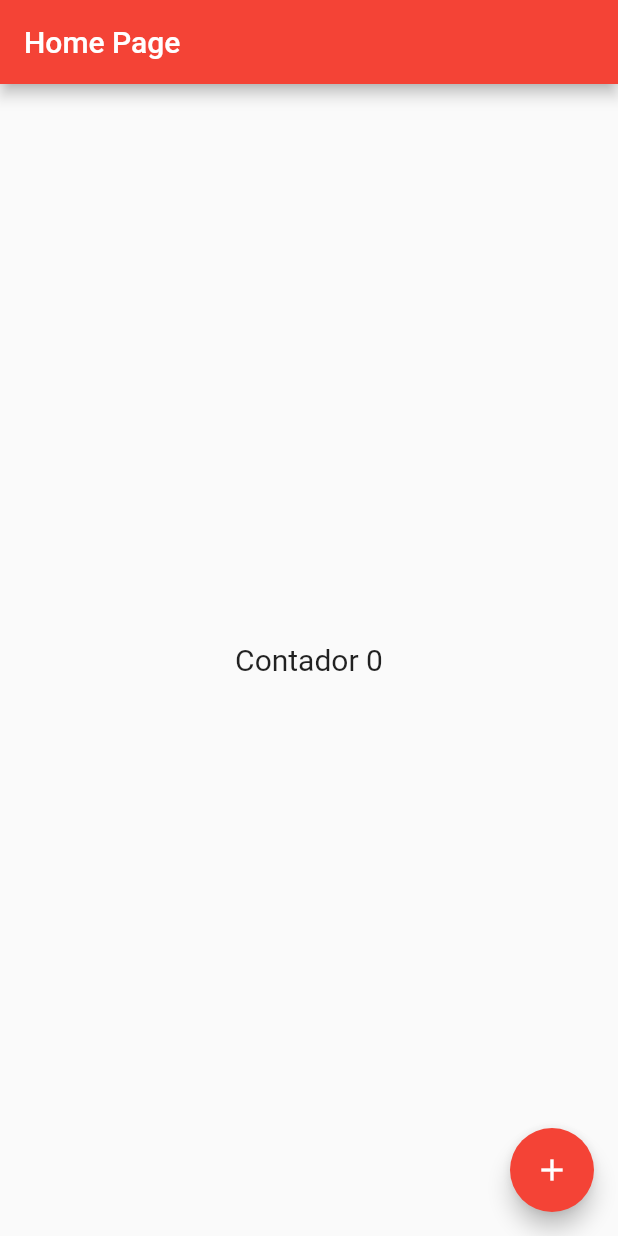
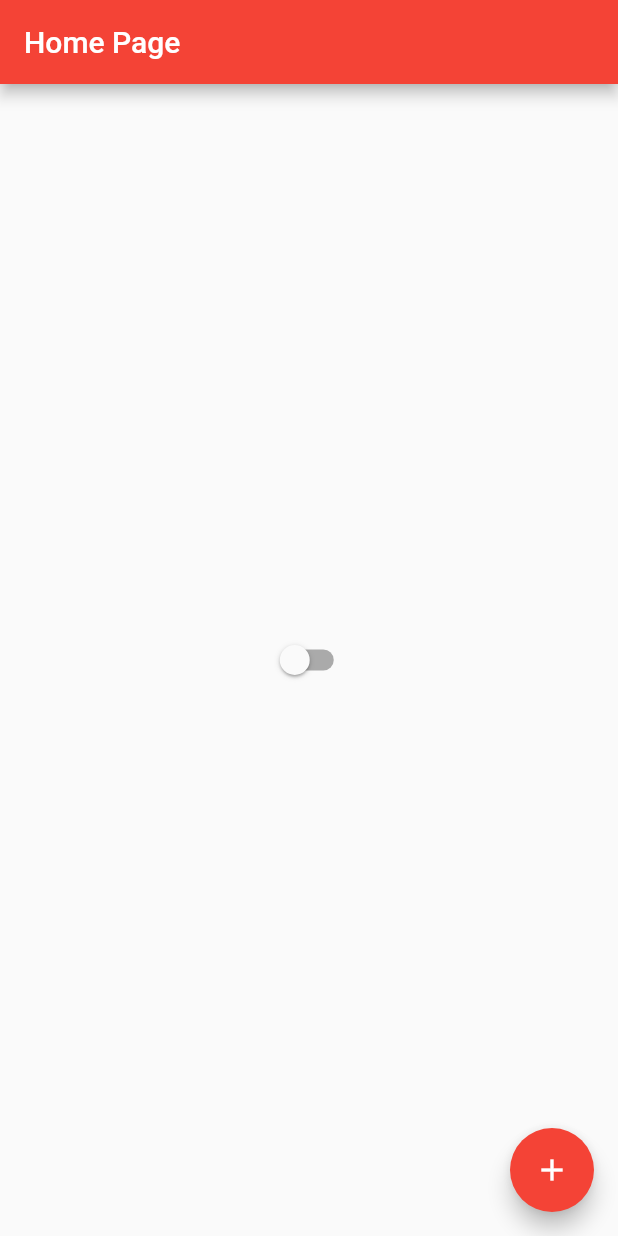
Before and after one commit to elton87/flutterando-study, a Flutter app: the screen it shows after launch, on a phone screen of 412 x 824 dp. Run offline on Flutter 3.47's test engine with Material 2 defaults, Android fonts, the phone set to English and light mode, and no system bars.

Commit message:
ChangNotifier and changeTheme

```diff
--- /dev/null
+++ b/lib/app_controller.dart
@@ -0,0 +1,10 @@
+import 'package:flutter/cupertino.dart';
+
+class AppController extends ChangeNotifier {
+  static AppController instance = AppController();
+  bool isDarkTheme = false;
+  changeTheme() {
+    isDarkTheme = !isDarkTheme;
+    notifyListeners();
+  }
+}
--- a/lib/app_widget.dart
+++ b/lib/app_widget.dart
@@ -1,13 +1,23 @@
 import 'package:flutter/material.dart';
+import 'package:flutterando_study_01/app_controller.dart';
 
 import 'home_page.dart';
 
 class AppWidget extends StatelessWidget {
   @override
   Widget build(BuildContext context) {
-    return MaterialApp(
-      theme: ThemeData(primarySwatch: Colors.red),
-      home: HomePage(),
+    return AnimatedBuilder(
+      animation: AppController.instance,
+      builder: (context, child) {
+        return MaterialApp(
+          theme: ThemeData(
+              primarySwatch: Colors.red,
+              brightness: AppController.instance.isDarkTheme
+                  ? Brightness.dark
+                  : Brightness.light),
+          home: HomePage(),
+        );
+      },
     );
   }
 }
--- a/lib/home_page.dart
+++ b/lib/home_page.dart
@@ -1,4 +1,5 @@
 import 'package:flutter/material.dart';
+import 'package:flutterando_study_01/app_controller.dart';
 
 class HomePage extends StatefulWidget {
   @override
@@ -17,17 +18,11 @@
         title: Text('Home Page'),
       ),
       body: Center(
-        child: GestureDetector(
-          child: Text(
-            'Contador $counter',
-            style: TextStyle(fontSize: 20),
-          ),
-          onTap: () {
-            setState(() {
-              counter++;
-            });
-          },
-        ),
+        child: Switch(
+            value: AppController.instance.isDarkTheme,
+            onChanged: (value) {
+              AppController.instance.changeTheme();
+            }),
       ),
       floatingActionButton: FloatingActionButton(
         child: Icon(Icons.add),
```
